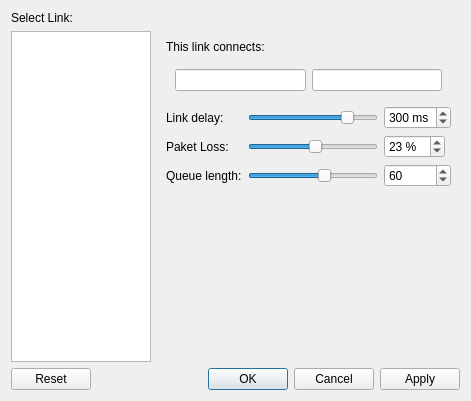
Before: the Qt Designer form confLink.ui in koppd/mt, drawn with Qt 5.
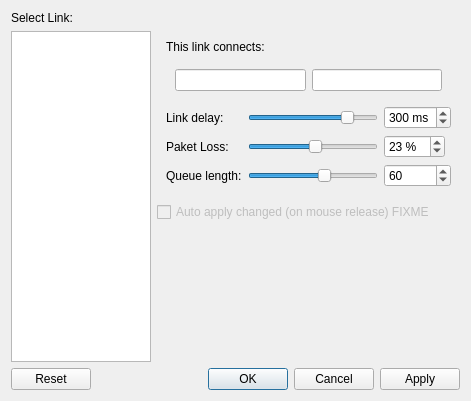
After: the same form once the commit is applied.

What changed in the file:
```diff
--- a/confLink.ui
+++ b/confLink.ui
@@ -193,6 +193,16 @@
      </property>
     </widget>
    </item>
+   <item row="2" column="1">
+    <widget class="QCheckBox" name="checkBox">
+     <property name="enabled">
+      <bool>false</bool>
+     </property>
+     <property name="text">
+      <string>Auto apply changed (on mouse release) FIXME</string>
+     </property>
+    </widget>
+   </item>
   </layout>
  </widget>
  <resources/>
```
